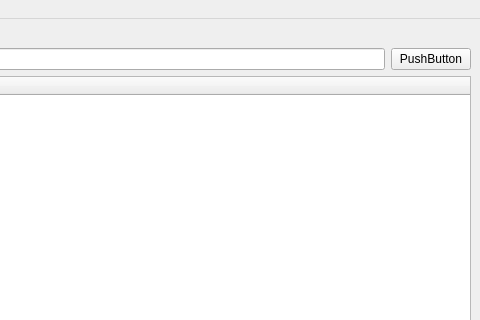
Before: the Qt Designer form logparser/ui/LogParser.ui in shireenrao/LogParser, drawn with Qt 5; both pictures show x 320 to 800 and y 0 to 320 of the 800 by 600 pixel window.
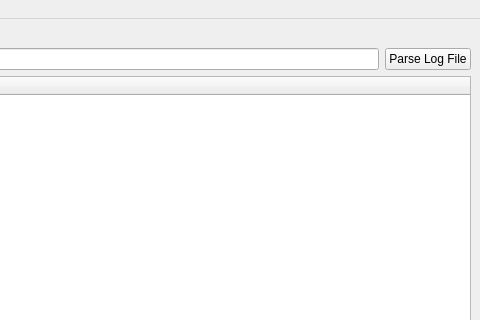
After: the same form once the commit is applied.

Commit message: Implement actions for GUI components

Diff of the .ui file:
```diff
--- a/logparser/ui/LogParser.ui
+++ b/logparser/ui/LogParser.ui
@@ -30,7 +30,7 @@
       <item>
        <widget class="QPushButton" name="pushButton">
         <property name="text">
-         <string>PushButton</string>
+         <string>Parse Log File</string>
         </property>
        </widget>
       </item>
```
Left out of the diff: 6 changed lines with no effect on the pictures. The commit also changes 1 other file.
